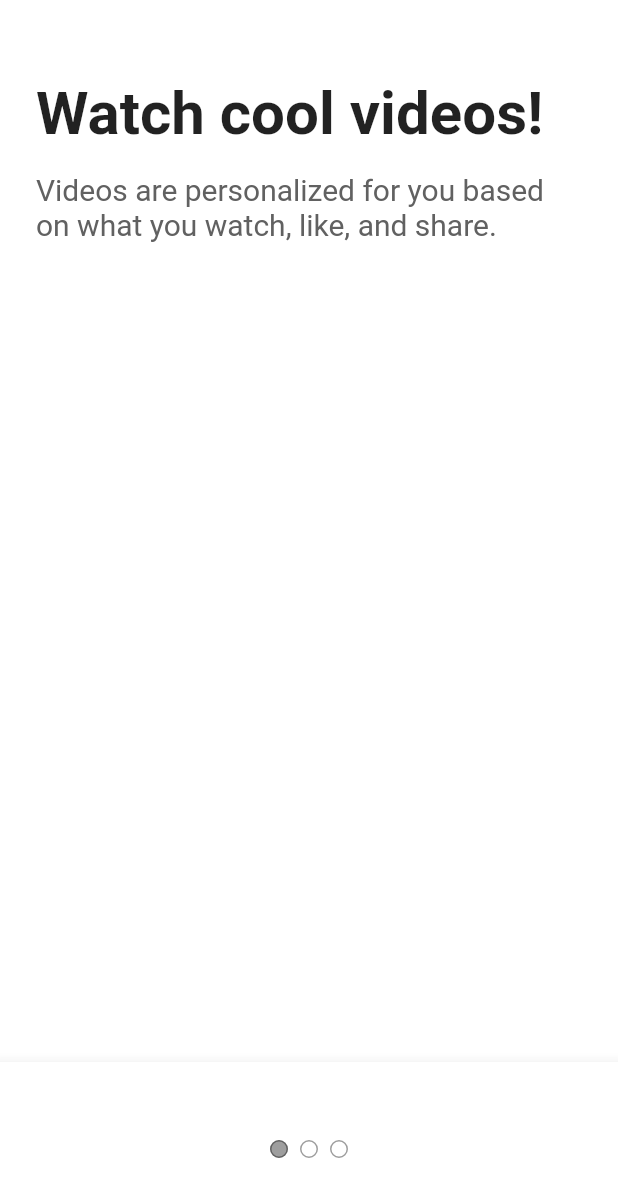
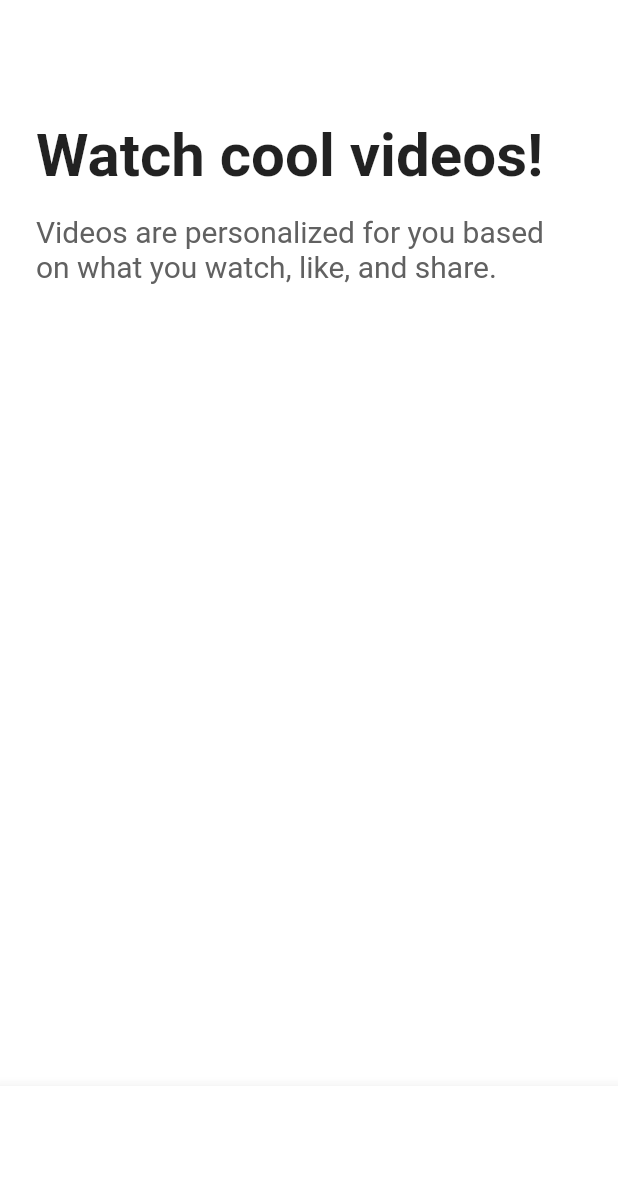
Before and after one commit to seonghwii/tiktok_clone, a Flutter app: the TutorialScreen screen opened directly, on a phone screen of 412 x 824 dp. Shown: the top 1197 px of the screen. Run offline on Flutter 3.47's test engine with Material 2 defaults, Android fonts, the phone set to English and light mode, and no system bars; our stand-ins replace font_awesome_flutter.

Commit message:
onboarding 완료(5.x)

```diff
--- a/lib/features/onboarding/tutorial_screen.dart
+++ b/lib/features/onboarding/tutorial_screen.dart
@@ -1,30 +1,13 @@
+import 'package:flutter/cupertino.dart';
 import 'package:flutter/material.dart';
 import 'package:tictok_clone/constants/gaps.dart';
 import 'package:tictok_clone/constants/sizes.dart';
 
-class TutorialScreen extends StatefulWidget {
-  const TutorialScreen({super.key});
+enum Direction { right, left }
 
-  @override
-  State<TutorialScreen> createState() => _TutorialScreenState();
-}
+enum Page { first, second }
 
-class _TutorialScreenState extends State<TutorialScreen> {
-  @override
-  Widget build(BuildContext context) {
-    return DefaultTabController(
-      length: 3,
-      child: Scaffold(
-        body: SafeArea(
-          child: TabBarView(
-            children: [
-              Padding(
-                padding: const EdgeInsets.symmetric(horizontal: Sizes.size24),
-                child: Column(
-                  crossAxisAlignment: CrossAxisAlignment.start, // 텍스트 정렬
-                  children: [
-                    Gaps.v52,
-                    const Text(
+/*Text(
      "Watch cool videos!",
     style: TextStyle(
       fontSize: Sizes.size40,
@@ -38,74 +21,81 @@ class _TutorialScreenState extends State<TutorialScreen> {
       fontSize: Sizes.size20,
       color: Colors.grey.shade700,
     ),
+  ), */
+
+class TutorialScreen extends StatefulWidget {
+  const TutorialScreen({super.key});
+
+  @override
+  State<TutorialScreen> createState() => _TutorialScreenState();
+}
+
+class _TutorialScreenState extends State<TutorialScreen> {
+  Direction _direction = Direction.right;
+  Page _showingPage = Page.first;
+
+  void _onPanUpdate(DragUpdateDetails details) {
+    if (details.delta.dx > 0) {
+      // to the right
+      setState(() {
+        _direction = Direction.right;
+      });
+    } else {
+      // to the left
+      _direction = Direction.left;
+    }
+  }
+
+  void _onPanEnd(DragEndDetails detail) {
+    if (_direction == Direction.left) {
+      setState(() {
+        _showingPage = Page.second;
+      });
+    } else {
+      setState(() {
+        _showingPage = Page.first;
+      });
+    }
+  }
+
+  @override
+  Widget build(BuildContext context) {
+    return GestureDetector(
+      onPanUpdate: _onPanUpdate, // 화면의 동작 감지(드래그의 방향을 알아낼 수 있다.)
+      onPanEnd: _onPanEnd, // 동작이 멈췄을 때 시행할 동작 지정(화면 전환)
+      child: Scaffold(
+        body: Padding(
+          padding: const EdgeInsets.symmetric(horizontal: Sizes.size24),
+          child: SafeArea(
+            child: AnimatedCrossFade(
+              firstChild: const TutorialPage(
+                title: "Watch cool videos!",
+                contents:
+                    "Videos are personalized for you based on what you watch, like, and share.",
               ),
-                  ],
+              secondChild: const TutorialPage(
+                title: "Follow the rules",
+                contents: "Take care of one another! Plis!",
               ),
+              crossFadeState: _showingPage == Page.first
+                  ? CrossFadeState.showFirst
+                  : CrossFadeState.showSecond,
+              duration: const Duration(milliseconds: 300),
             ),
-              Padding(
-                padding: const EdgeInsets.symmetric(horizontal: Sizes.size24),
-                child: Column(
-                  crossAxisAlignment: CrossAxisAlignment.start, // 텍스트 정렬
-                  children: [
-                    Gaps.v52,
-                    const Text(
-                      "Follow the rules of the app",
-                      style: TextStyle(
-                        fontSize: Sizes.size40,
-                        fontWeight: FontWeight.bold,
-                      ),
-                    ),
-                    Gaps.v16,
-                    Text(
-                      "Videos are personalized for you based on what you watch, like, and share.",
-                      style: TextStyle(
-                        fontSize: Sizes.size20,
-                        color: Colors.grey.shade700,
-                      ),
-                    ),
-                  ],
-                ),
-              ),
-              Padding(
-                padding: const EdgeInsets.symmetric(horizontal: Sizes.size24),
-                child: Column(
-                  crossAxisAlignment: CrossAxisAlignment.start, // 텍스트 정렬
-                  children: [
-                    Gaps.v52,
-                    const Text(
-                      "Enjoy the ride",
-                      style: TextStyle(
-                        fontSize: Sizes.size40,
-                        fontWeight: FontWeight.bold,
-                      ),
-                    ),
-                    Gaps.v16,
-                    Text(
-                      "Videos are personalized for you based on what you watch, like, and share.",
-                      style: TextStyle(
-                        fontSize: Sizes.size20,
-                        color: Colors.grey.shade700,
-                      ),
-                    ),
-                  ],
-                ),
-              ),
-            ],
           ),
         ),
         bottomNavigationBar: BottomAppBar(
-          child: Container(
+          child: Padding(
             padding: const EdgeInsets.symmetric(
-              vertical: Sizes.size48,
+                vertical: Sizes.size24, horizontal: Sizes.size24),
+            child: AnimatedOpacity(
+              duration: const Duration(milliseconds: 300),
+              opacity: _showingPage == Page.first ? 0 : 1, // 첫번째 페이지에서는 버튼 숨김
+              child: CupertinoButton(
+                onPressed: () {},
+                color: Theme.of(context).primaryColor,
+                child: const Text('Enter the app!'),
               ),
-            child: const Row(
-              mainAxisAlignment: MainAxisAlignment.center,
-              children: [
-                TabPageSelector(
-                  color: Colors.white,
-                  selectedColor: Colors.black38,
-                ),
-              ],
             ),
           ),
         ),
@@ -113,3 +103,39 @@ class _TutorialScreenState extends State<TutorialScreen> {
     );
   }
 }
+
+class TutorialPage extends StatelessWidget {
+  const TutorialPage({
+    super.key,
+    required this.title,
+    required this.contents,
+  });
+
+  final String title;
+  final String contents;
+
+  @override
+  Widget build(BuildContext context) {
+    return Column(
+      crossAxisAlignment: CrossAxisAlignment.start,
+      children: [
+        Gaps.v80,
+        Text(
+          title,
+          style: const TextStyle(
+            fontSize: Sizes.size40,
+            fontWeight: FontWeight.bold,
+          ),
+        ),
+        Gaps.v16,
+        Text(
+          contents,
+          style: TextStyle(
+            fontSize: Sizes.size20,
+            color: Colors.grey.shade700,
+          ),
+        ),
+      ],
+    );
+  }
+}
```
Lines whose indentation alone changed are shown as unchanged.
